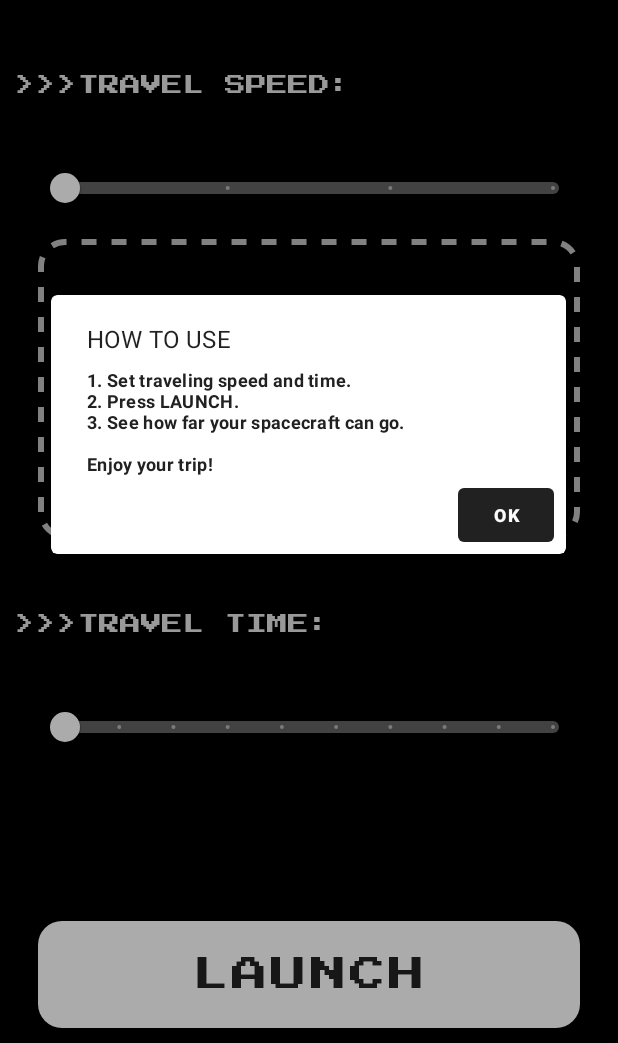
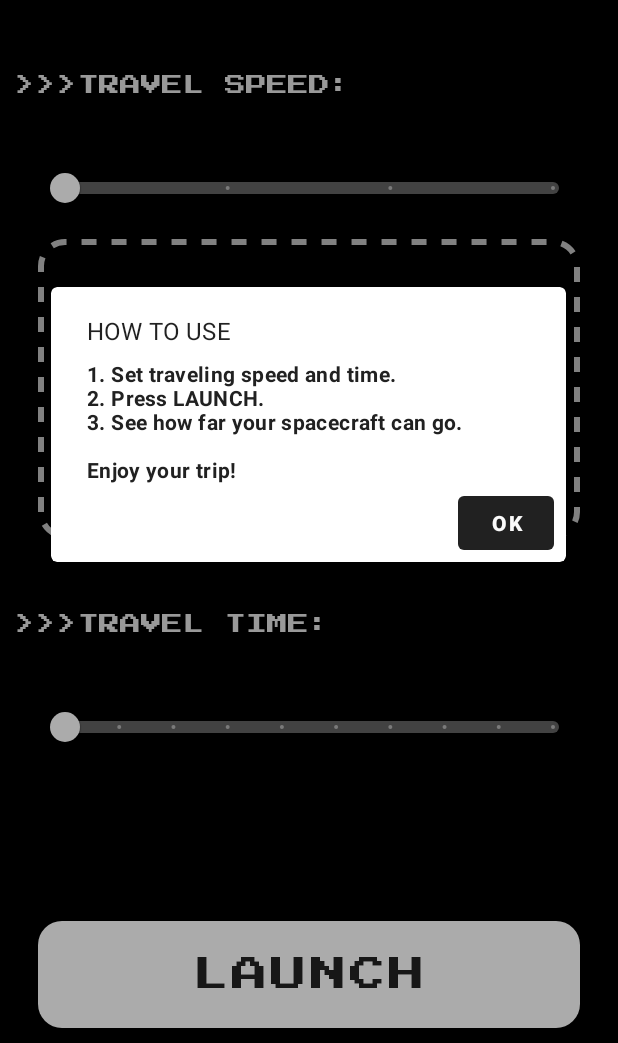
Before and after one commit to rikucherry1993/star-trek-app, an Android app: the screen it shows after launch (TripInfoActivity), after a tap on an icon or button, on a phone screen of 412 x 824 dp, the part 193-1236 px from its top. Run offline under Robolectric (Android 15) with nearby library versions, the phone set to English and light mode, and no system bars.

Commit message:
Mock: Refactoring and adjustment.

```diff
--- a/app/src/main/java/com/rikucherry/startrek/Util/AppConstants.java
+++ b/app/src/main/java/com/rikucherry/startrek/util/AppConstants.java
@@ -1,4 +1,4 @@
-package com.rikucherry.startrek.Util;
+package com.rikucherry.startrek.util;
 
 /**
  * @author rikucherry1993
--- a/app/src/main/java/com/rikucherry/startrek/view/DestinationActivity.java
+++ b/app/src/main/java/com/rikucherry/startrek/view/DestinationActivity.java
@@ -16,8 +16,8 @@ import com.denzcoskun.imageslider.constants.ScaleTypes;
 import com.denzcoskun.imageslider.models.SlideModel;
 import com.google.android.material.dialog.MaterialAlertDialogBuilder;
 import com.rikucherry.startrek.R;
-import com.rikucherry.startrek.Util.AppConstants;
 import com.rikucherry.startrek.model.ObjectsItem;
+import com.rikucherry.startrek.util.AppConstants;
 
 import java.util.ArrayList;
 import java.util.List;
--- a/app/src/main/java/com/rikucherry/startrek/view/TripInfoActivity.java
+++ b/app/src/main/java/com/rikucherry/startrek/view/TripInfoActivity.java
@@ -16,7 +16,7 @@ import com.google.android.material.dialog.MaterialAlertDialogBuilder;
 import com.google.android.material.slider.LabelFormatter;
 import com.google.android.material.slider.Slider;
 import com.rikucherry.startrek.R;
-import com.rikucherry.startrek.Util.AppConstants;
+import com.rikucherry.startrek.util.AppConstants;
 
 /**
  * Fill in all the information needed for launch.
--- a/app/src/main/res/values/styles.xml
+++ b/app/src/main/res/values/styles.xml
@@ -21,7 +21,7 @@
     <style name="AppTheme.PopupOverlay" parent="ThemeOverlay.AppCompat.Light" />
 
 
-    // style of slider
+    <!-- style of slider -->
     <style name="MySlider" parent="@style/Widget.MaterialComponents.Slider">
         <item name="labelStyle">@style/My_Tooltip</item>
         <item name="materialThemeOverlay">@style/ThemeOverlay.Slider</item>
@@ -38,20 +38,20 @@
     </style>
 
 
-    // Style of material dialog.
+    <!--Style of material dialog.-->
     <style name="myMaterialAlertDialog" parent="@style/ThemeOverlay.MaterialComponents.MaterialAlertDialog">
         <item name="materialAlertDialogBodyTextStyle">@style/myMaterialComponents.Body.Text</item>
         <item name="buttonBarPositiveButtonStyle">@style/myMaterialAlertDialog.PositiveButton.Style</item>
     </style>
     <style name="myMaterialComponents.Body.Text" parent="MaterialAlertDialog.MaterialComponents.Body.Text">
         <item name="android:textColor">@color/gray_900</item>
-        <item name="android:textSize">12sp</item>
+        <item name="android:textSize">14sp</item>
         <item name="android:textStyle">bold</item>
         <item name="android:fontFamily">@font/press_start_2p</item>
     </style>
     <style name="myMaterialAlertDialog.PositiveButton.Style" parent="Widget.MaterialComponents.Button.TextButton.Dialog">
         <item name="android:textColor">@color/gray_050</item>
-        <item name="android:textSize">12sp</item>
+        <item name="android:textSize">14sp</item>
         <item name="android:textStyle">bold</item>
         <item name="android:textAllCaps">false</item>
         <item name="backgroundTint">@color/gray_900</item>
```
